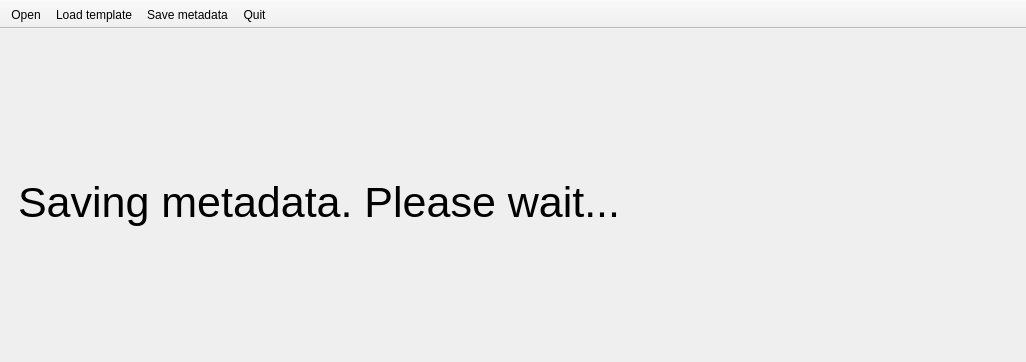
Qt form autoBWF/tabbed.ui (Ukrainian-History/autoBWF) before a commit; both pictures show x 0 to 1026 and y 0 to 362 of the 1026 by 600 pixel window.
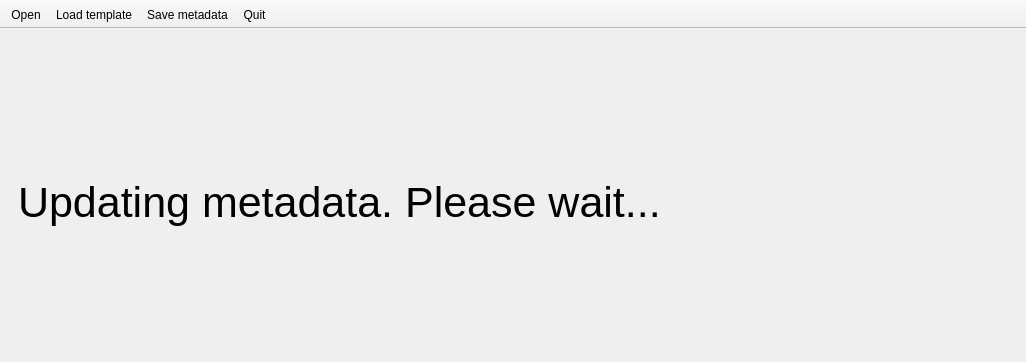
The same form after that commit. The open tabs and pages were chosen to show the change.

Commit message: Implement progress indicator screen

The edit to the form file:
```diff
--- a/autoBWF/tabbed.ui
+++ b/autoBWF/tabbed.ui
@@ -663,7 +663,7 @@
              </font>
             </property>
             <property name="text">
-             <string>Saving metadata. Please wait...</string>
+             <string>Updating metadata. Please wait...</string>
             </property>
            </widget>
           </item>
```
Left out of the diff: 6 changed lines with no effect on the pictures. The commit also changes 2 other files.
